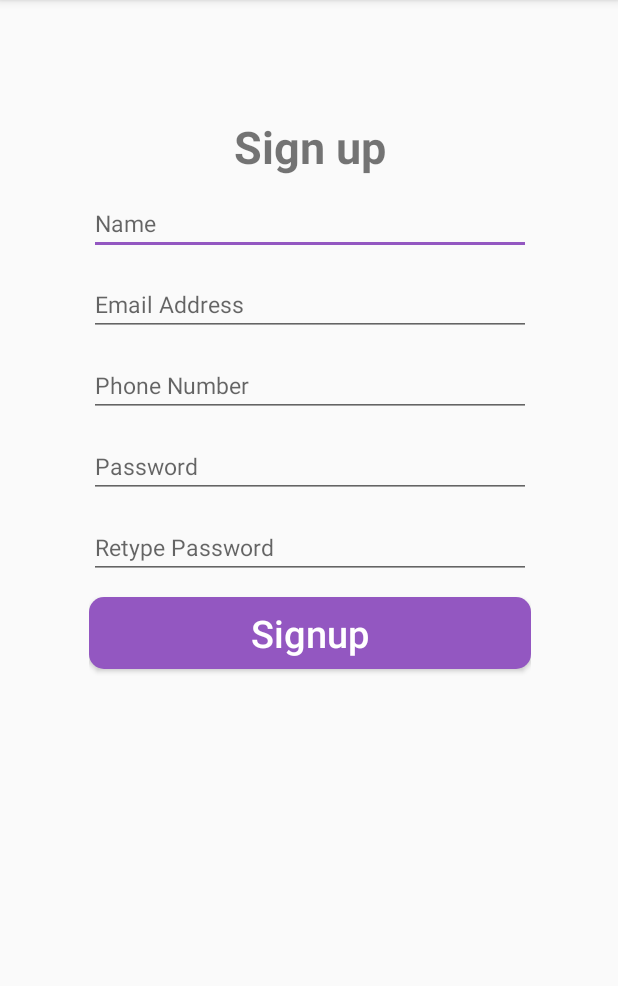
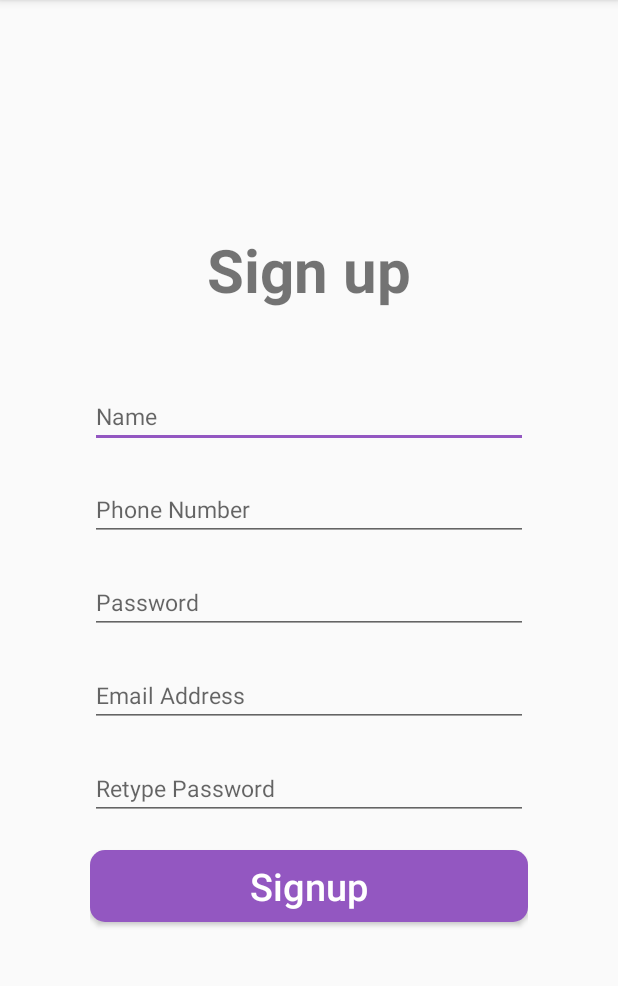
Before and after one commit to tusharpramanikbd/ecommerce-app, an Android app: the SignUpActivity screen opened directly, with no data from a screen before it, on a phone screen of 412 x 824 dp, the part 84-1070 px from its top. Run offline under Robolectric (Android 15) with nearby library versions, the phone set to English and light mode, and no system bars.

Commit message:
fixed some UI on login and register view

```diff
--- a/app/src/main/res/layout/activity_sign_up.xml
+++ b/app/src/main/res/layout/activity_sign_up.xml
@@ -1,42 +1,17 @@
 <?xml version="1.0" encoding="utf-8"?>
-<LinearLayout
+<ScrollView
     xmlns:android="http://schemas.android.com/apk/res/android"
-    xmlns:app="http://schemas.android.com/apk/res-auto"
-    xmlns:tools="http://schemas.android.com/tools"
     android:layout_width="match_parent"
     android:layout_height="match_parent"
-    tools:context=".Activity.LoginActivity"
-    android:orientation="vertical">
+    android:fillViewport="true">
+
 
     <LinearLayout
         android:layout_width="match_parent"
-        android:layout_height="match_parent"
-        android:orientation="vertical"
-        android:layout_weight=".45">
-
-
-    </LinearLayout>
-
-    <LinearLayout
-        android:layout_width="match_parent"
-        android:layout_height="match_parent"
-        android:orientation="horizontal"
-        android:layout_weight=".1">
-
-        <LinearLayout
-            android:layout_width="match_parent"
-            android:layout_height="match_parent"
-            android:orientation="vertical"
-            android:layout_weight=".3">
-
-        </LinearLayout>
-
-        <LinearLayout
-            android:layout_width="match_parent"
-            android:layout_height="match_parent"
-            android:orientation="vertical"
-            android:layout_weight=".1"
-            android:weightSum="5">
+        android:layout_height="wrap_content"
+        android:gravity="center"
+        android:padding="60dp"
+        android:orientation="vertical">
 
         <android.support.v7.widget.AppCompatTextView
             android:layout_width="wrap_content"
@@ -44,25 +19,16 @@
             android:text="Sign up"
             android:textAllCaps="false"
             android:textStyle="bold"
-                android:textSize="30sp"
+            android:textSize="40sp"
             android:layout_gravity="center"
-                android:layout_marginBottom="10dp" />
+            android:layout_marginBottom="50dp" />
 
         <android.support.v7.widget.AppCompatEditText
             android:id="@+id/etName"
             android:layout_width="match_parent"
             android:layout_height="wrap_content"
             android:hint="Name"
-                android:layout_marginBottom="12dp"
-                android:textSize="15sp"/>
-
-            <android.support.v7.widget.AppCompatEditText
-                android:id="@+id/etEmailAddress"
-                android:layout_width="match_parent"
-                android:layout_height="wrap_content"
-                android:hint="Email Address"
-                android:layout_marginBottom="12dp"
-                android:inputType="textEmailAddress"
+            android:layout_marginBottom="20dp"
             android:textSize="15sp"/>
 
         <android.support.v7.widget.AppCompatEditText
@@ -70,7 +36,7 @@
             android:layout_width="match_parent"
             android:layout_height="wrap_content"
             android:hint="Phone Number"
-                android:layout_marginBottom="12dp"
+            android:layout_marginBottom="20dp"
             android:textSize="15sp"/>
 
         <android.support.v7.widget.AppCompatEditText
@@ -78,16 +44,25 @@
             android:layout_width="match_parent"
             android:layout_height="wrap_content"
             android:hint="Password"
-                android:layout_marginBottom="12dp"
+            android:layout_marginBottom="20dp"
             android:inputType="textPassword"
             android:textSize="15sp"/>
+
+        <android.support.v7.widget.AppCompatEditText
+            android:id="@+id/etEmailAddress"
+            android:layout_width="match_parent"
+            android:layout_height="wrap_content"
+            android:layout_marginBottom="20dp"
+            android:hint="Email Address"
+            android:inputType="textEmailAddress"
+            android:textSize="15sp" />
 
         <android.support.v7.widget.AppCompatEditText
             android:id="@+id/etRetypePassword"
             android:layout_width="match_parent"
             android:layout_height="wrap_content"
             android:hint="Retype Password"
-                android:layout_marginBottom="12dp"
+            android:layout_marginBottom="20dp"
             android:inputType="textPassword"
             android:textSize="15sp"/>
 
@@ -102,28 +77,4 @@
 
     </LinearLayout>
 
-        <LinearLayout
-            android:layout_width="match_parent"
-            android:layout_height="match_parent"
-            android:orientation="vertical"
-            android:layout_weight=".3">
-
-        </LinearLayout>
-
-
-
-
-    </LinearLayout>
-
-    <LinearLayout
-        android:layout_width="match_parent"
-        android:layout_height="match_parent"
-        android:orientation="vertical"
-        android:layout_weight=".45">
-
-
-    </LinearLayout>
-
-
-
-</LinearLayout>
+</ScrollView>
```
Also changed, not shown: app/src/main/res/layout/activity_login.xml (+35 -60 lines). Lines whose indentation alone changed are shown as unchanged.
